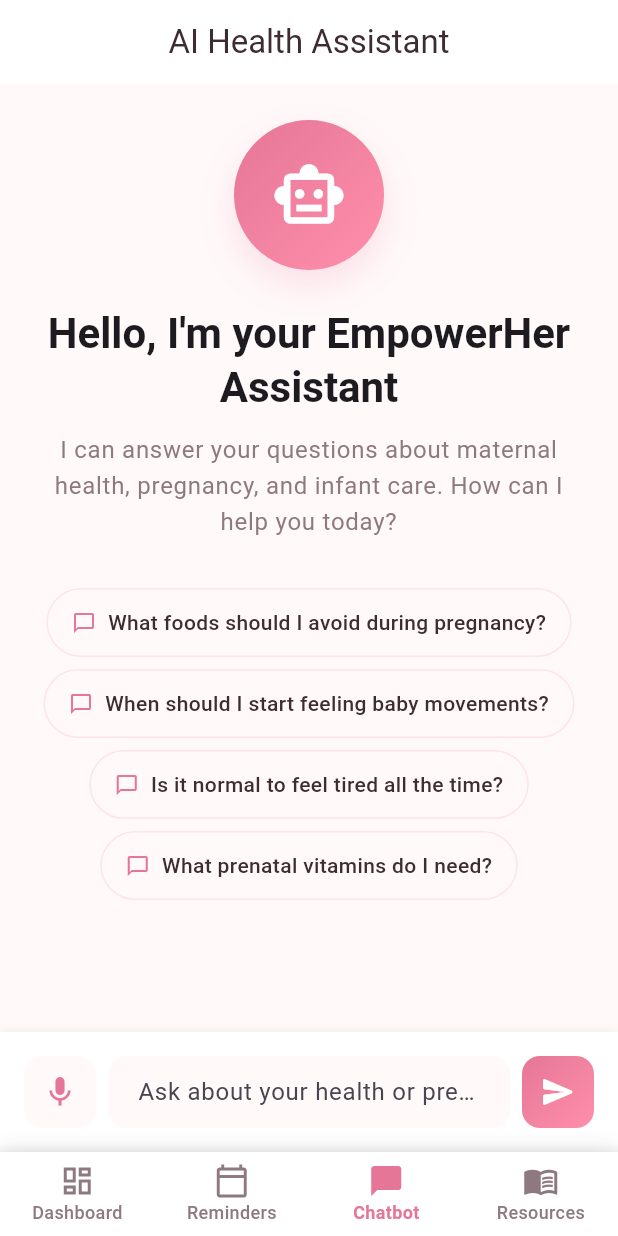
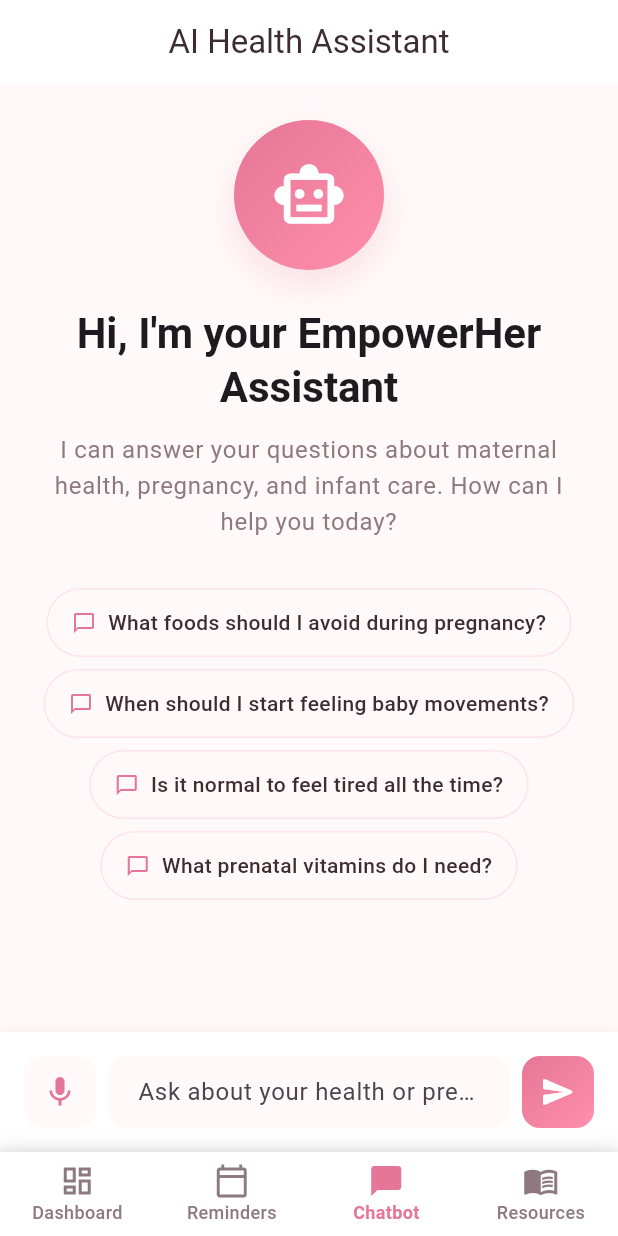
Before and after one commit to komalsingh22/MomCare_App, a Flutter app: the screen it shows after launch, item 3 of the bottom bar chosen, on a phone screen of 412 x 824 dp. Run offline on Flutter 3.47's test engine with Material 3 defaults, Android fonts, the phone set to English and light mode, and no system bars; our stand-ins replace connectivity_plus, fl_chart, flutter_markdown, sqflite_common_ffi; accounts and stored records are empty; network calls fail; Roboto replaces fonts that are missing (Poppins).

Commit message:
Change greeting from "Hello" to "Hi" in chatbot welcome message
Co-authored-by: komalsingh22 <127752808+komalsingh22@users.noreply.github.com>

```diff
--- a/lib/screens/chatbot_screen.dart
+++ b/lib/screens/chatbot_screen.dart
@@ -215,7 +215,7 @@ class _ChatbotScreenState extends State<ChatbotScreen> {
           ),
           const SizedBox(height: 24),
           Text(
-            "Hello, I'm your EmpowerHer Assistant",
+            "Hi, I'm your EmpowerHer Assistant",
             style: Theme.of(context).textTheme.headlineMedium?.copyWith(
               fontWeight: FontWeight.bold,
             ),
```
